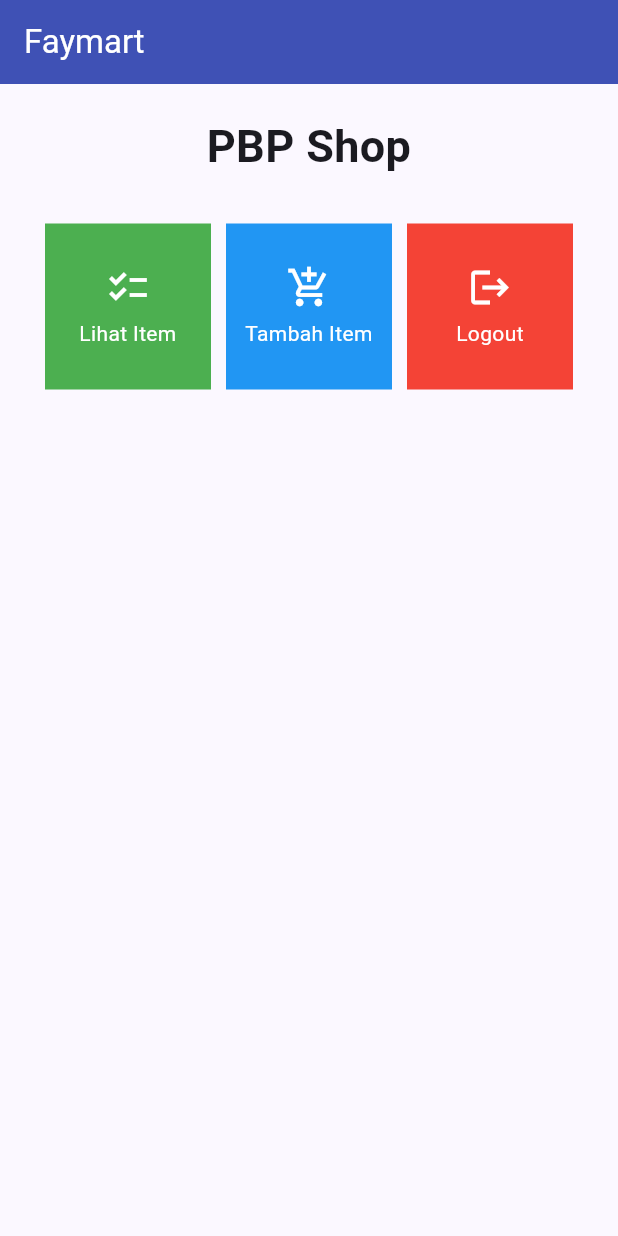
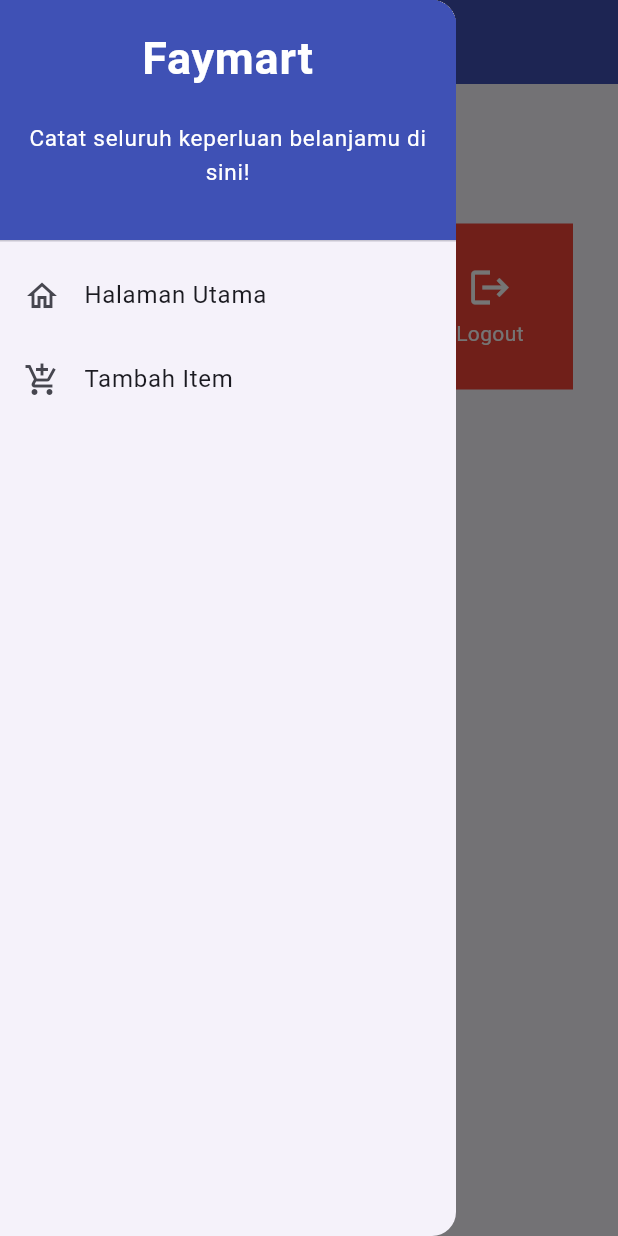
Before and after one commit to farrelayman09/faymart-mobile, a Flutter app: the screen it shows after launch, with the side drawer open (before the commit the screen has no drawer), on a phone screen of 412 x 824 dp. Run offline on Flutter 3.47's test engine with Material 2 defaults, Android fonts, the light colour scheme and no system bars.

Commit message:
tugas 8 selesai

```diff
--- a/lib/main.dart
+++ b/lib/main.dart
@@ -1,5 +1,5 @@
 import 'package:flutter/material.dart';
-import 'package:faymart/menu.dart';
+import 'package:faymart/screens/menu.dart';
 
 void main() {
   runApp(const MyApp());
--- a/lib/menu.dart
+++ b/lib/screens/menu.dart
@@ -1,4 +1,9 @@
 import 'package:flutter/material.dart';
+import 'package:faymart/widgets/left_drawer.dart';
+import 'package:faymart/widgets/shop_card.dart';
+import 'package:faymart/screens/shoplist_form.dart';
+
+
 
 
 class MyHomePage extends StatelessWidget {
@@ -15,6 +20,8 @@
 
         backgroundColor: Colors.indigo,
       ),
+      // Masukkan drawer sebagai parameter nilai drawer dari widget Scaffold
+      drawer: const LeftDrawer(),
       body: SingleChildScrollView(
         // Widget wrapper yang dapat discroll
         child: Padding(
@@ -56,15 +63,6 @@
   }
 }
 
-
-class ShopItem {
-  final String name;
-  final IconData icon;
-  final Color color;
-
-  ShopItem(this.name, this.icon, this.color);
-}
-
 class ShopCard extends StatelessWidget {
   final ShopItem item;
 
@@ -74,7 +72,6 @@
   Widget build(BuildContext context) {
     return Material(
       color: item.color,
-      // color: Colors.indigo,
       child: InkWell(
         // Area responsive terhadap sentuhan
         onTap: () {
@@ -83,6 +80,12 @@
             ..hideCurrentSnackBar()
             ..showSnackBar(SnackBar(
                 content: Text("Kamu telah menekan tombol ${item.name}!")));
+
+          // Navigate ke route yang sesuai (tergantung jenis tombol)
+          if (item.name == "Tambah Item") {
+              Navigator.push(context,
+                  MaterialPageRoute(builder: (context) => const ShopFormPage()));
+          }
         },
         child: Container(
           // Container untuk menyimpan Icon dan Text
--- /dev/null
+++ b/lib/widgets/left_drawer.dart
@@ -0,0 +1,66 @@
+import 'package:flutter/material.dart';
+import 'package:faymart/screens/menu.dart';
+import 'package:faymart/screens/shoplist_form.dart';
+
+
+class LeftDrawer extends StatelessWidget {
+  const LeftDrawer({super.key});
+
+  @override
+  Widget build(BuildContext context) {
+    return Drawer(
+      child: ListView(
+        children: [
+          const DrawerHeader(
+            decoration: BoxDecoration(
+              color: Colors.indigo,
+            ),
+            child: Column(
+              children: [
+                Text(
+                  'Faymart',
+                  textAlign: TextAlign.center,
+                  style: TextStyle(
+                    fontSize: 30,
+                    fontWeight: FontWeight.bold,
+                    color: Colors.white,
+                  ),
+                ),
+                Padding(padding: EdgeInsets.all(10)),
+                Text("Catat seluruh keperluan belanjamu di sini!",
+                  textAlign: TextAlign.center,
+                  style: TextStyle(
+                    fontSize: 15,
+                    color: Colors.white,
+                    fontWeight: FontWeight.normal,
+                  ),
+                ),
+              ],
+            ),
+          ),
+          ListTile(
+            leading: const Icon(Icons.home_outlined),
+            title: const Text('Halaman Utama'),
+            // Bagian redirection ke MyHomePage
+            onTap: () {
+              Navigator.pushReplacement(
+                  context,
+                  MaterialPageRoute(
+                    builder: (context) => MyHomePage(),
+                  ));
+            },
+          ),
+          ListTile(
+            leading: const Icon(Icons.add_shopping_cart),
+            title: const Text('Tambah Item'),
+            // Bagian redirection ke ShopFormPage
+            onTap: () {
+              Navigator.push(context,
+                  MaterialPageRoute(builder: (context) => const ShopFormPage()));
+            },
+          ),
+        ],
+      ),
+    );
+  }
+}
--- /dev/null
+++ b/lib/widgets/shop_card.dart
@@ -0,0 +1,9 @@
+import 'package:flutter/material.dart';
+
+class ShopItem {
+  final String name;
+  final IconData icon;
+  final Color color;
+
+  ShopItem(this.name, this.icon, this.color);
+}
```
Also changed, not shown: lib/screens/shoplist_form.dart (added, +164 -0 lines).
